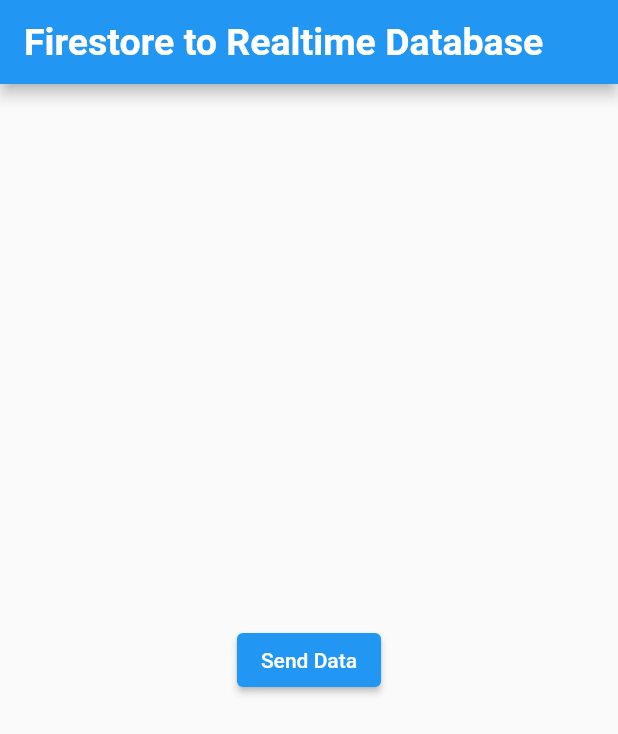
After one commit to yasedd/arosa, a Flutter app: the FirestoreToRealtimeDatabase screen opened directly, after a tap on "Send Data", on a phone screen of 412 x 824 dp. The commit adds this screen. Shown: the top 734 px of the screen. Run offline on Flutter 3.47's test engine with Material 2 defaults, Android fonts, the phone set to English and light mode, and no system bars; our stand-ins replace awesome_dialog, cloud_firestore, firebase_auth, firebase_core, firebase_database, select_form_field; missing offline and left inert: profile; accounts and stored records are empty.

Commit message:
Last commit

```diff
--- a/lib/auth/Singup_page.dart
+++ b/lib/auth/Singup_page.dart
@@ -237,7 +237,7 @@
                         if (response != null) {
                           register();
                           showloading(context);
-                          Navigator.of(context).pushNamed('Home');
+                          Navigator.of(context).pushReplacementNamed('Home');
                         } else {
                           // ignore: use_build_context_synchronously
                           AwesomeDialog(
--- a/lib/pages/Home_page.dart
+++ b/lib/pages/Home_page.dart
@@ -29,6 +29,7 @@
               onPressed: () async {
                 showloading(context);
                 await FirebaseAuth.instance.signOut();
+
                 Navigator.of(context).pushReplacementNamed('Login');
               },
               icon: const Icon(Icons.logout))
--- /dev/null
+++ b/lib/test.dart
@@ -0,0 +1,56 @@
+import 'package:cloud_firestore/cloud_firestore.dart';
+import 'package:firebase_database/firebase_database.dart';
+import 'package:flutter/material.dart';
+
+class FirestoreToRealtimeDatabase extends StatelessWidget {
+  final FirebaseFirestore _firestore = FirebaseFirestore.instance;
+  final DatabaseReference _databaseReference = FirebaseDatabase.instance.ref();
+
+  Future<void> sendFirestoreDataToRealtimeDatabase() async {
+    // Retrieve data from Firestore
+    QuerySnapshot<Map<String, dynamic>> snapshot = await _firestore
+        .collection('data')
+        .get(); // Replace 'data' with your Firestore collection
+
+    // Get the document data
+    Map<String, dynamic>? data =
+        snapshot.docs.isNotEmpty ? snapshot.docs.first.data() : null;
+
+    if (data != null) {
+      // Extract the arrays from Firestore data
+      List<dynamic> array1 = data['array1'] ?? [];
+      List<dynamic> array2 = data['array2'] ?? [];
+
+      // Convert the arrays to a map for Realtime Database
+      Map<String, dynamic> databaseData = {
+        'array1': array1,
+        'array2': array2,
+      };
+
+      // Send the data to the Realtime Database
+      _databaseReference.child('data').set(
+          databaseData); // Replace 'data' with your desired Realtime Database path
+    }
+  }
+
+  @override
+  Widget build(BuildContext context) {
+    return Scaffold(
+      appBar: AppBar(
+        title: Text('Firestore to Realtime Database'),
+      ),
+      body: Center(
+        child: ElevatedButton(
+          child: Text('Send Data'),
+          onPressed: sendFirestoreDataToRealtimeDatabase,
+        ),
+      ),
+    );
+  }
+}
+
+void main() {
+  runApp(MaterialApp(
+    home: FirestoreToRealtimeDatabase(),
+  ));
+}
--- a/pubspec.yaml
+++ b/pubspec.yaml
@@ -45,6 +45,7 @@
   intl: ^0.18.1
   select_form_field: ^2.2.0
   time_picker_spinner_pop_up: ^1.2.0
+  firebase_database: ^10.2.1
 
 flutter_native_splash:
   color: "#42a5f5"
```
Also changed, not shown: lib/Tools_pages/State_tools.dart (+68 -57 lines), pubspec.lock, 1 other file.
